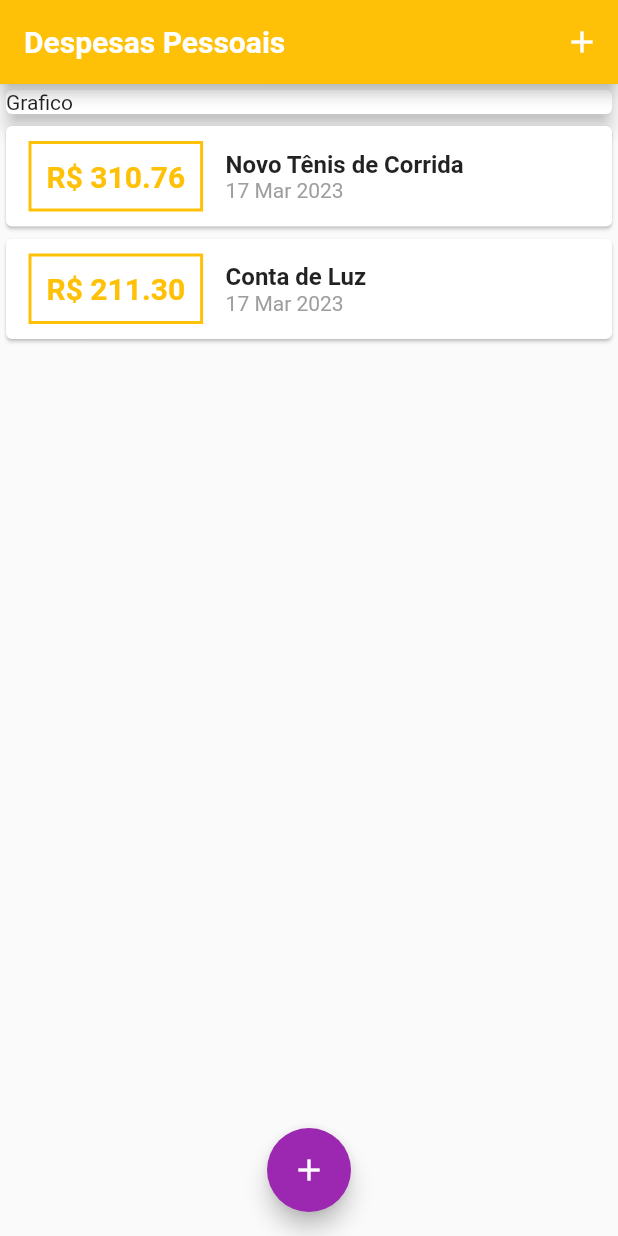
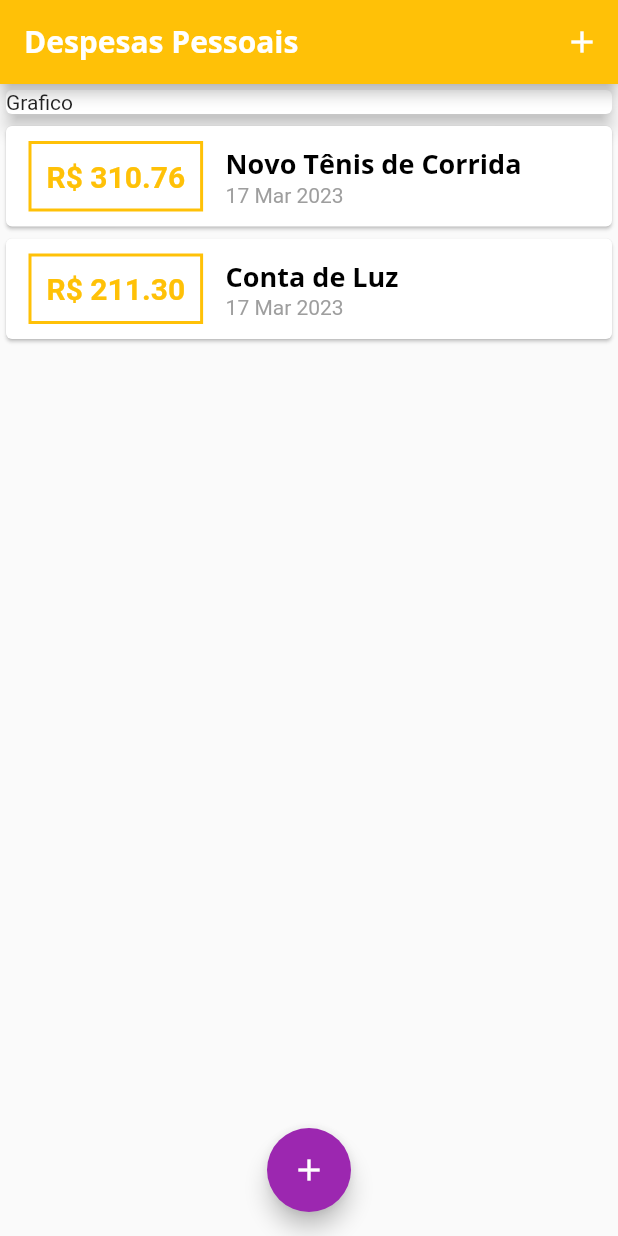
Before and after one commit to renansantos07/learning_flutter, a Flutter app: the screen it shows after launch, on a phone screen of 412 x 824 dp. Run offline on Flutter 3.47's test engine with Material 2 defaults, Android fonts, the phone set to English and light mode, and no system bars; missing offline and left inert: dart:ffi.

Commit message:
registrando fontes

```diff
--- a/ryc_expenses/lib/components/transaction_list.dart
+++ b/ryc_expenses/lib/components/transaction_list.dart
@@ -41,8 +41,7 @@ class TransactionList extends StatelessWidget {
                   children: <Widget>[
                     Text(
                       elem.title,
-                      style: const TextStyle(
-                          fontWeight: FontWeight.bold, fontSize: 16),
+                      style: Theme.of(context).textTheme.headlineLarge,
                     ),
                     Text(
                       DateFormat('d MMM y').format(elem.date),
--- a/ryc_expenses/lib/main.dart
+++ b/ryc_expenses/lib/main.dart
@@ -21,7 +21,7 @@ class ExpensesApp extends StatelessWidget {
           secondary: Colors.purple,
         ),
         textTheme: tema.textTheme.copyWith(
-          headline6: const TextStyle(
+          headlineLarge: const TextStyle(
             fontFamily: 'OpenSans',
             fontSize: 18,
             fontWeight: FontWeight.bold,
```
Also changed, not shown: ryc_expenses/pubspec.yaml (+11 -6 lines), ryc_expenses/assets/fonts/OpenSans-Bold.ttf (added), ryc_expenses/assets/fonts/OpenSans-Regular.ttf (added), ryc_expenses/assets/fonts/Quicksand-Bold.ttf (added), ryc_expenses/assets/fonts/Quicksand-Light.ttf (added), ryc_expenses/assets/fonts/Quicksand-Medium.ttf (added), ryc_expenses/assets/fonts/Quicksand-Regular.ttf (added).
